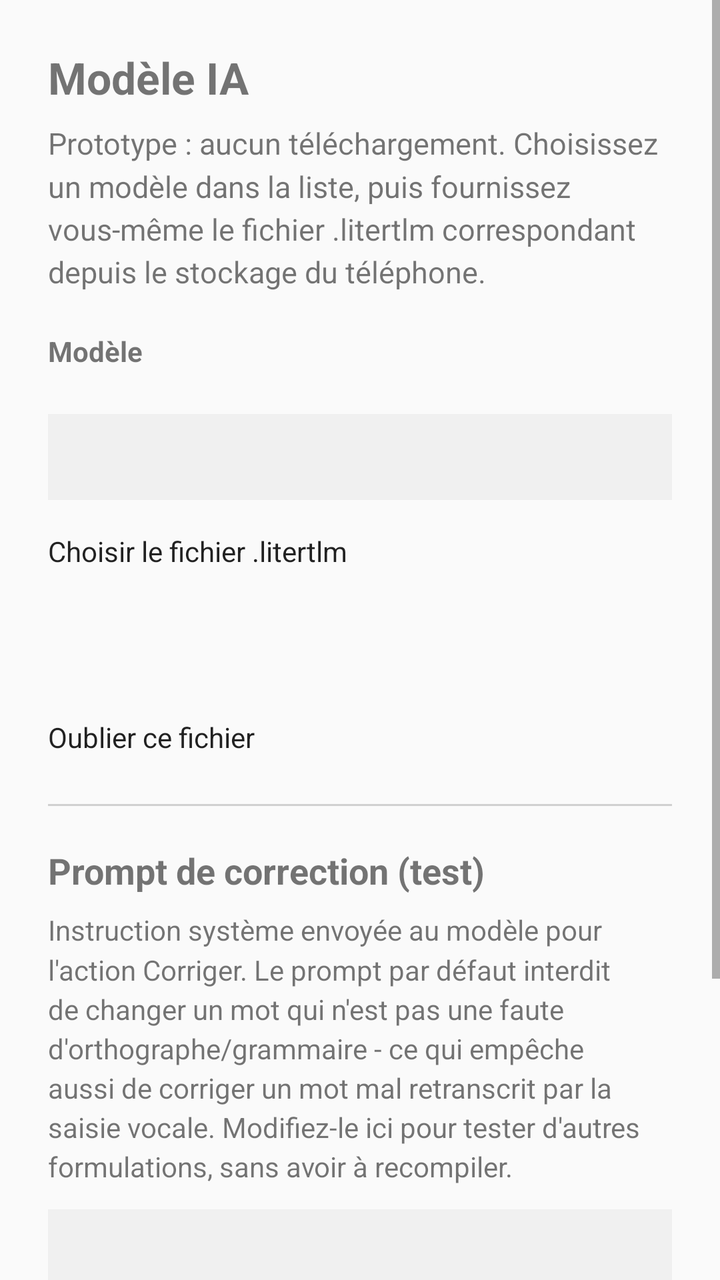
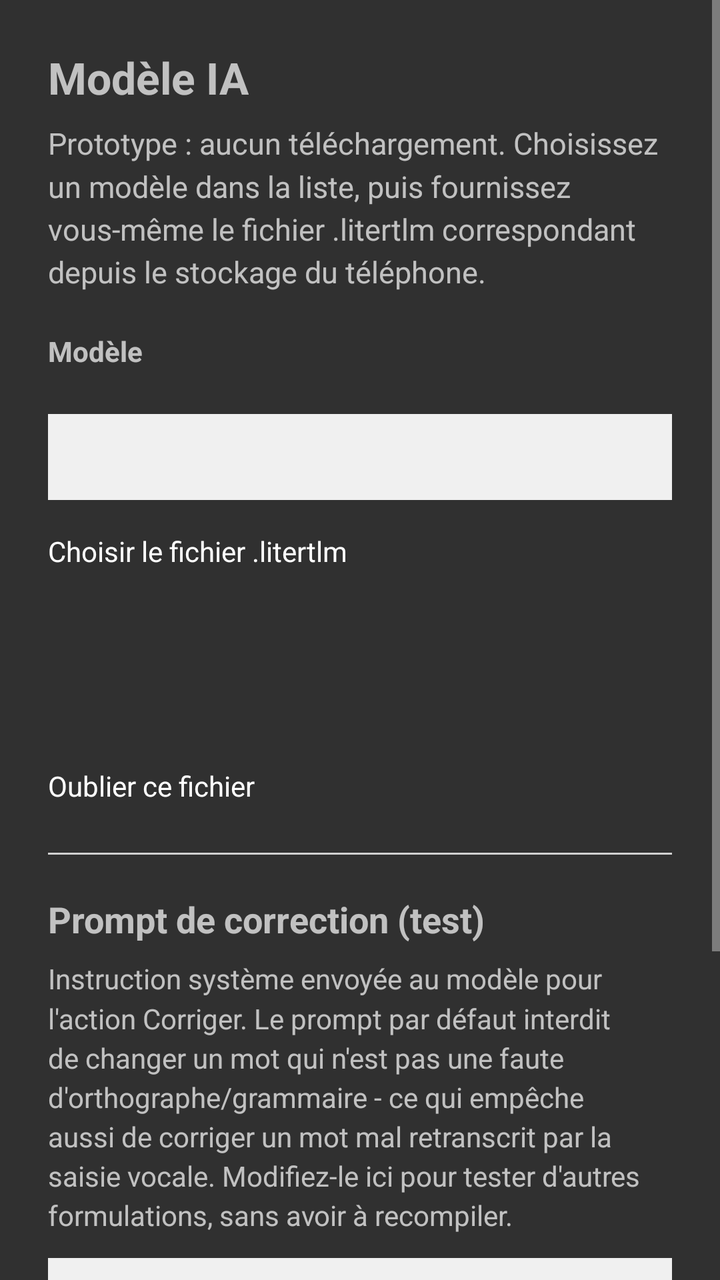

An Android layout rendered at two revisions. The XML below is the earlier revision; the diff shows what the commit changed to produce the second picture.
<!-- AndroidManifest.xml: application theme AppTheme -->
<!-- res/layout/activity_model_settings.xml -->
<?xml version="1.0" encoding="utf-8"?>
<ScrollView xmlns:android="http://schemas.android.com/apk/res/android"
    android:layout_width="match_parent"
    android:layout_height="match_parent">

    <LinearLayout
        android:layout_width="match_parent"
        android:layout_height="wrap_content"
        android:orientation="vertical"
        android:padding="24dp">

        <TextView
            android:layout_width="wrap_content"
            android:layout_height="wrap_content"
            android:text="@string/model_settings_title"
            android:textSize="22sp"
            android:textStyle="bold"
            android:layout_marginBottom="8dp" />

        <TextView
            android:layout_width="match_parent"
            android:layout_height="wrap_content"
            android:text="@string/model_settings_description"
            android:textSize="15sp"
            android:lineSpacingMultiplier="1.2"
            android:layout_marginBottom="20dp" />

        <TextView
            android:layout_width="wrap_content"
            android:layout_height="wrap_content"
            android:text="@string/model_settings_spinner_label"
            android:textStyle="bold"
            android:layout_marginBottom="6dp" />

        <Spinner
            android:id="@+id/spinner_model"
            android:layout_width="match_parent"
            android:layout_height="wrap_content"
            android:layout_marginBottom="16dp" />

        <TextView
            android:id="@+id/text_model_info"
            android:layout_width="match_parent"
            android:layout_height="wrap_content"
            android:textSize="14sp"
            android:lineSpacingMultiplier="1.2"
            android:background="#F0F0F0"
            android:padding="12dp"
            android:layout_marginBottom="16dp" />

        <Button
            android:id="@+id/button_pick_file"
            android:layout_width="match_parent"
            android:layout_height="wrap_content"
            android:text="@string/model_settings_pick_file" />

        <TextView
            android:id="@+id/text_current_file"
            android:layout_width="match_parent"
            android:layout_height="wrap_content"
            android:textSize="14sp"
            android:lineSpacingMultiplier="1.2"
            android:layout_marginTop="12dp" />

        <TextView
            android:id="@+id/text_size_warning"
            android:layout_width="match_parent"
            android:layout_height="wrap_content"
            android:textSize="14sp"
            android:textColor="#B23C00"
            android:lineSpacingMultiplier="1.2"
            android:layout_marginTop="8dp" />

        <Button
            android:id="@+id/button_forget_file"
            android:layout_width="match_parent"
            android:layout_height="wrap_content"
            android:layout_marginTop="16dp"
            android:text="@string/model_settings_forget_file" />

        <View
            android:layout_width="match_parent"
            android:layout_height="1dp"
            android:layout_marginTop="24dp"
            android:layout_marginBottom="20dp"
            android:background="#D0D0D0" />

        <TextView
            android:layout_width="wrap_content"
            android:layout_height="wrap_content"
            android:text="@string/correction_prompt_title"
            android:textSize="18sp"
            android:textStyle="bold"
            android:layout_marginBottom="8dp" />

        <TextView
            android:layout_width="match_parent"
            android:layout_height="wrap_content"
            android:text="@string/correction_prompt_description"
            android:textSize="14sp"
            android:lineSpacingMultiplier="1.2"
            android:layout_marginBottom="12dp" />

        <EditText
            android:id="@+id/edit_correction_prompt"
            android:layout_width="match_parent"
            android:layout_height="wrap_content"
            android:minLines="6"
            android:gravity="top|start"
            android:inputType="textMultiLine"
            android:background="#F0F0F0"
            android:padding="12dp"
            android:textSize="14sp"
            android:layout_marginBottom="12dp" />

        <Button
            android:id="@+id/button_save_prompt"
            android:layout_width="match_parent"
            android:layout_height="wrap_content"
            android:text="@string/correction_prompt_save" />

        <Button
            android:id="@+id/button_reset_prompt"
            android:layout_width="match_parent"
            android:layout_height="wrap_content"
            android:layout_marginTop="8dp"
            android:text="@string/correction_prompt_reset" />

        <TextView
            android:id="@+id/text_prompt_status"
            android:layout_width="match_parent"
            android:layout_height="wrap_content"
            android:textSize="13sp"
            android:textStyle="italic"
            android:layout_marginTop="8dp" />

    </LinearLayout>
</ScrollView>
<!-- resources referenced by this layout -->
<resources>
  <string name="correction_prompt_description">Instruction système envoyée au modèle pour l\'action "Corriger". Le prompt par défaut interdit de changer un mot qui n\'est pas une faute d\'orthographe/grammaire - ce qui empêche aussi de corriger un mot mal retranscrit par la saisie vocale. Modifiez-le ici pour tester d\'autres formulations, sans avoir à recompiler.</string>
  <string name="correction_prompt_reset">Réinitialiser au prompt par défaut</string>
  <string name="correction_prompt_save">Enregistrer ce prompt</string>
  <string name="correction_prompt_title">Prompt de correction (test)</string>
  <string name="model_settings_description">Prototype : aucun téléchargement. Choisissez un modèle dans la liste, puis fournissez vous-même le fichier .litertlm correspondant depuis le stockage du téléphone.</string>
  <string name="model_settings_forget_file">Oublier ce fichier</string>
  <string name="model_settings_pick_file">Choisir le fichier .litertlm</string>
  <string name="model_settings_spinner_label">Modèle</string>
  <string name="model_settings_title">Modèle IA</string>
  <style name="AppTheme" parent="android:Theme.Material.Light.NoActionBar">
          <item name="android:colorAccent">#5A7FD4</item>
      </style>
</resources>

<!-- the commit's change to res/layout/activity_model_settings.xml (unified diff, before → after) -->
@@ -44,7 +44,7 @@
             android:layout_height="wrap_content"
             android:textSize="14sp"
             android:lineSpacingMultiplier="1.2"
-            android:background="#F0F0F0"
+            android:background="@color/settings_card"
             android:padding="12dp"
             android:layout_marginBottom="16dp" />
 
@@ -67,7 +67,16 @@
             android:layout_width="match_parent"
             android:layout_height="wrap_content"
             android:textSize="14sp"
-            android:textColor="#B23C00"
+            android:textColor="@color/settings_warning_text"
+            android:lineSpacingMultiplier="1.2"
+            android:layout_marginTop="8dp" />
+
+        <TextView
+            android:id="@+id/text_checksum"
+            android:layout_width="match_parent"
+            android:layout_height="wrap_content"
+            android:textSize="12sp"
+            android:textIsSelectable="true"
             android:lineSpacingMultiplier="1.2"
             android:layout_marginTop="8dp" />
 
@@ -83,7 +92,7 @@
             android:layout_height="1dp"
             android:layout_marginTop="24dp"
             android:layout_marginBottom="20dp"
-            android:background="#D0D0D0" />
+            android:background="@color/settings_divider" />
 
         <TextView
             android:layout_width="wrap_content"
@@ -108,7 +117,7 @@
             android:minLines="6"
             android:gravity="top|start"
             android:inputType="textMultiLine"
-            android:background="#F0F0F0"
+            android:background="@color/settings_card"
             android:padding="12dp"
             android:textSize="14sp"
             android:layout_marginBottom="12dp" />
<!-- resource entries referenced after the edit -->
@@ -1,5 +1,8 @@
 <!-- resources referenced by this layout -->
 <resources>
+  <color name="settings_card">#F0F0F0</color>
+  <color name="settings_divider">#D0D0D0</color>
+  <color name="settings_warning_text">#B23C00</color>
   <string name="correction_prompt_description">Instruction système envoyée au modèle pour l\'action "Corriger". Le prompt par défaut interdit de changer un mot qui n\'est pas une faute d\'orthographe/grammaire - ce qui empêche aussi de corriger un mot mal retranscrit par la saisie vocale. Modifiez-le ici pour tester d\'autres formulations, sans avoir à recompiler.</string>
   <string name="correction_prompt_reset">Réinitialiser au prompt par défaut</string>
   <string name="correction_prompt_save">Enregistrer ce prompt</string>
@@ -9,8 +12,10 @@
   <string name="model_settings_pick_file">Choisir le fichier .litertlm</string>
   <string name="model_settings_spinner_label">Modèle</string>
   <string name="model_settings_title">Modèle IA</string>
-  <style name="AppTheme" parent="android:Theme.Material.Light.NoActionBar">
-          <item name="android:colorAccent">#5A7FD4</item>
+  <style name="AppTheme" parent="android:Theme.Material.NoActionBar">
+          <item name="android:colorAccent">@color/accent</item>
+          <item name="android:forceDarkAllowed">false</item>
       </style>
+  <color name="accent">#5A7FD4</color>
 </resources>
 
